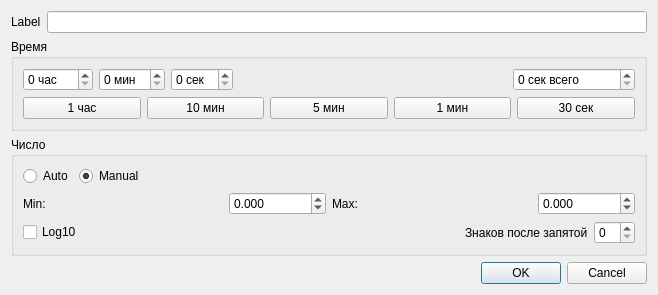
Above: lib/kb4/ui/realtimeqcp/axisconfig.ui from koshi8bit/lib before the change. Below: the same form after it.
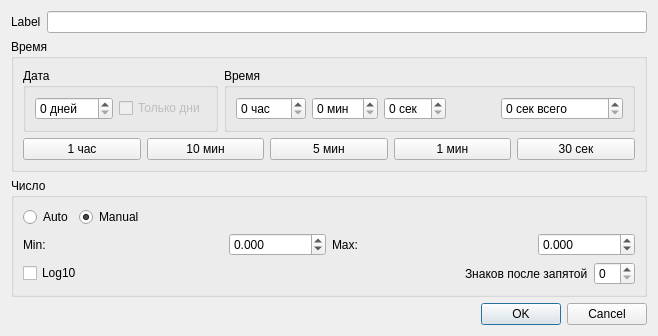
That is the form after the change. Custom widgets are drawn as their Qt base class.

Commit message: axisConfig date started

The edit to the form file:
```diff
--- a/lib/kb4/ui/realtimeqcp/axisconfig.ui
+++ b/lib/kb4/ui/realtimeqcp/axisconfig.ui
@@ -7,7 +7,7 @@
     <x>0</x>
     <y>0</y>
     <width>658</width>
-    <height>280</height>
+    <height>313</height>
    </rect>
   </property>
   <property name="sizePolicy">
@@ -44,6 +44,62 @@
        <layout class="QVBoxLayout" name="verticalLayout_4">
         <item>
          <layout class="QHBoxLayout" name="horizontalLayout_6">
+          <property name="sizeConstraint">
+           <enum>QLayout::SetDefaultConstraint</enum>
+          </property>
+          <item>
+           <widget class="QGroupBox" name="groupBox">
+            <property name="minimumSize">
+             <size>
+              <width>0</width>
+              <height>0</height>
+             </size>
+            </property>
+            <property name="title">
+             <string>Дата</string>
+            </property>
+            <layout class="QHBoxLayout" name="horizontalLayout_5">
+             <item>
+              <widget class="QSpinBox" name="spinBoxDays">
+               <property name="suffix">
+                <string> дней</string>
+               </property>
+               <property name="maximum">
+                <number>999</number>
+               </property>
+              </widget>
+             </item>
+             <item>
+              <widget class="QCheckBox" name="checkBox">
+               <property name="enabled">
+                <bool>false</bool>
+               </property>
+               <property name="toolTip">
+                <string>&lt;html&gt;&lt;head/&gt;&lt;body&gt;&lt;p&gt;Если галочка включена - в оси времени будут показываться только дни.&lt;/p&gt;&lt;p&gt;Если выключена - то будут показываться год, месяц и день. Такой режим дает наглядное представление большого периода времени, но этот период показывается не совсем точно, т.к. делается допущение, что месяце 30 дней, а високосные года не учитываются.&lt;/p&gt;&lt;/body&gt;&lt;/html&gt;</string>
+               </property>
+               <property name="text">
+                <string>Только дни</string>
+               </property>
+               <property name="checked">
+                <bool>false</bool>
+               </property>
+              </widget>
+             </item>
+            </layout>
+           </widget>
+          </item>
+          <item>
+           <widget class="QGroupBox" name="groupBox_2">
+            <property name="sizePolicy">
+             <sizepolicy hsizetype="Preferred" vsizetype="Preferred">
+              <horstretch>0</horstretch>
+              <verstretch>0</verstretch>
+             </sizepolicy>
+            </property>
+            <property name="title">
+             <string>Время</string>
+            </property>
+            <layout class="QHBoxLayout" name="horizontalLayout_7">
           <item>
            <widget class="QSpinBox" name="spinBoxHours">
             <property name="suffix">
@@ -101,6 +157,9 @@
             <property name="maximum">
              <number>999999999</number>
             </property>
+              </widget>
+             </item>
+            </layout>
            </widget>
           </item>
          </layout>
```
Lines whose indentation alone changed are shown as unchanged. The commit also changes 2 other files.
